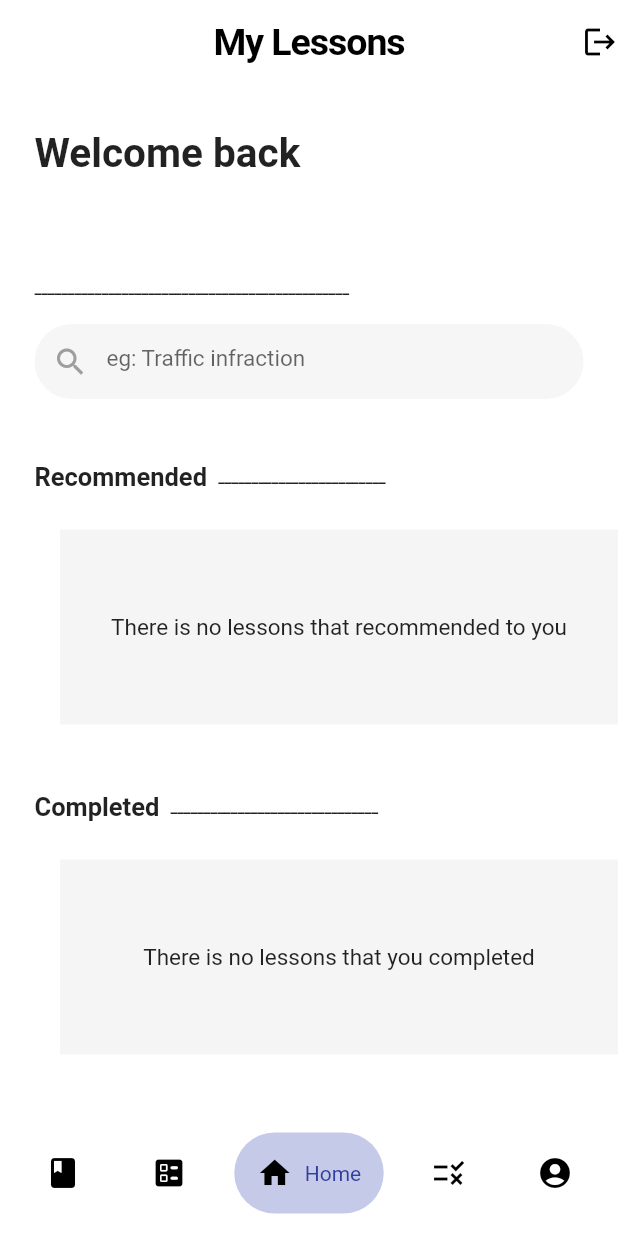
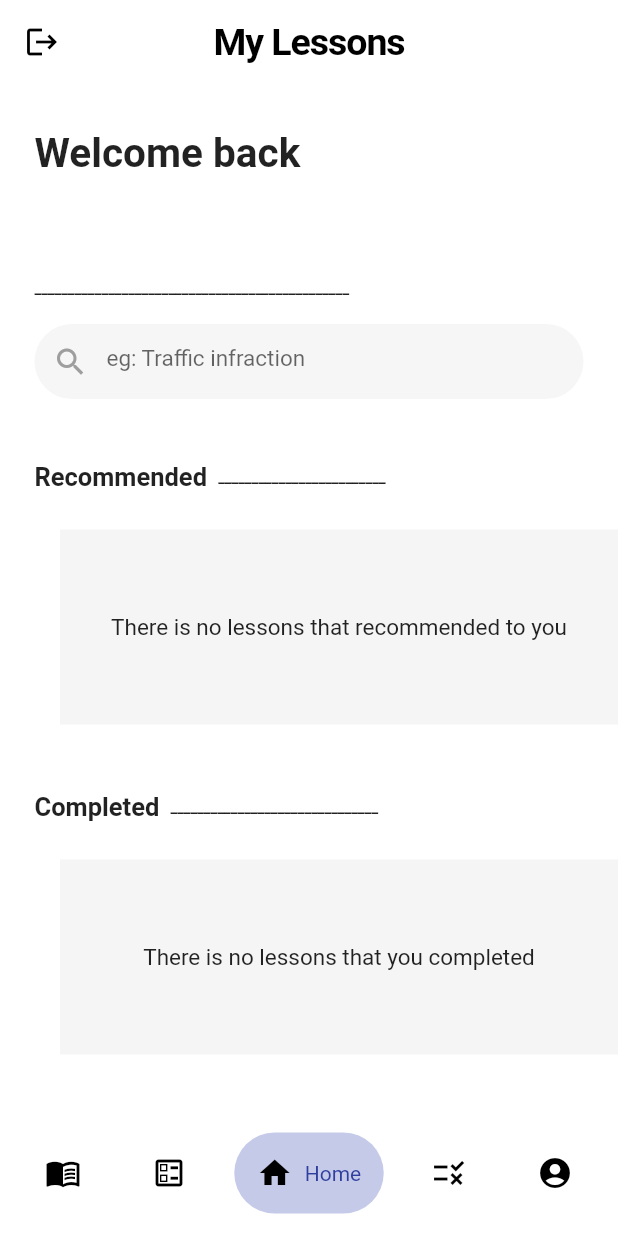
Before and after one commit to Re21nad/safe_driving101, a Flutter app: the Home_Page screen opened directly, on a phone screen of 412 x 824 dp. Run offline on Flutter 3.47's test engine with Material 2 defaults, Android fonts, the light colour scheme and no system bars; drawn by our look-alikes of google_nav_bar, liquid_pull_to_refresh; our stand-ins replace cloud_firestore, firebase_auth, firebase_core, google_fonts, smooth_page_indicator; accounts and stored records are empty; network calls fail; Roboto replaces fonts that are missing (Domine, Rokkitt).

Commit message:
Final Code

```diff
--- a/lib/introduction_screen.dart
+++ b/lib/introduction_screen.dart
@@ -123,7 +123,7 @@ class _IntroductionState extends State<Introduction> {
                 //         },
                 //         child: Text('Done'))
                     : SizedBox(
-                        width: 350,
+                        width: double.infinity,
                         height: 65,
                         child: ElevatedButton(
                           child: Text(
--- a/lib/log-in.dart
+++ b/lib/log-in.dart
@@ -21,6 +21,7 @@ class LoginScreen extends StatefulWidget {
 
 class _LoginScreenState extends State<LoginScreen> {
 
+  bool loggedIn = false;
   final _emailController = TextEditingController();
   final _passController = TextEditingController();
 
@@ -30,6 +31,7 @@ class _LoginScreenState extends State<LoginScreen> {
       return Center(child: CircularProgressIndicator(),);
     });
 
+    loggedIn = true;
     await FirebaseAuth.instance.signInWithEmailAndPassword(
       email: _emailController.text.trim(),
       password: _passController.text.trim(),);
--- a/lib/read data/homePage.dart
+++ b/lib/read data/homePage.dart
@@ -68,7 +68,7 @@ class _Home_PageState extends State<Home_Page> {
               gap: 8,
               tabs: [
                 GButton(
-                  icon: Icons.book,
+                  icon: Icons.menu_book_outlined,
                   text: 'Guides',
                   backgroundColor: Colors.green.shade100,
                   textStyle: GoogleFonts.domine(
@@ -76,7 +76,7 @@ class _Home_PageState extends State<Home_Page> {
                           .shade700), //iconActiveColor: Colors.green.shade700,
                 ),
                 GButton(
-                  icon: Icons.ballot_rounded,
+                  icon: Icons.ballot_outlined,
                   text: 'Laws',
                   backgroundColor: Colors.yellow.shade100,
                   textStyle: GoogleFonts.domine(
--- a/lib/read data/pages/home.dart
+++ b/lib/read data/pages/home.dart
@@ -2,11 +2,29 @@ import 'package:cloud_firestore/cloud_firestore.dart';
 import 'package:firebase_auth/firebase_auth.dart';
 import 'package:flutter/material.dart';
 import 'package:google_fonts/google_fonts.dart';
+import 'package:safe_driving101/log-in.dart';
 import 'package:safe_driving101/read%20data/get_user_name.dart';
+class Home extends StatefulWidget {
+  const Home({Key? key}) : super(key: key);
 
-class Home extends StatelessWidget {
+  @override
+  State<Home> createState() => _HomeState();
+}
+
+class _HomeState extends State<Home> {
   //final user = FirebaseAuth.instance.currentUser!;
   final users = FirebaseAuth.instance.currentUser!;
+  bool loggedIn = false;
+
+  void signOut() {
+    setState(() {
+      loggedIn = false;
+    });
+    Navigator.pushReplacement(
+      context,
+      MaterialPageRoute(builder: (context) => LoginScreen()),
+    );
+  }
 
   // document IDs
   //List<String> docIDs = [];
@@ -46,17 +64,23 @@ class Home extends StatelessWidget {
             color: Color(0xff000000),
           ),
         ),
-        actions: [
-          GestureDetector(
-            onTap: () {
-              FirebaseAuth.instance.signOut();
-            },
-            child: Icon(
-              Icons.logout,
-              color: Colors.black,
-            ),
-          )
-        ],
+        // actions: [
+        //   GestureDetector(
+        //     onTap: () {
+        //       FirebaseAuth.instance.signOut();
+        //     },
+        //     child: Icon(
+        //       Icons.logout,
+        //       color: Colors.black,
+        //     ),
+        //   )
+        // ],
+
+        leading: IconButton(
+          icon: Icon(Icons.logout,),
+          color: Colors.black,
+          onPressed: signOut,
+        ),
       ),
       backgroundColor: Colors.white,
       body: SingleChildScrollView(
```
Also changed, not shown: lib/sign-up.dart (+7 -1 lines). Lines whose indentation alone changed are shown as unchanged.
